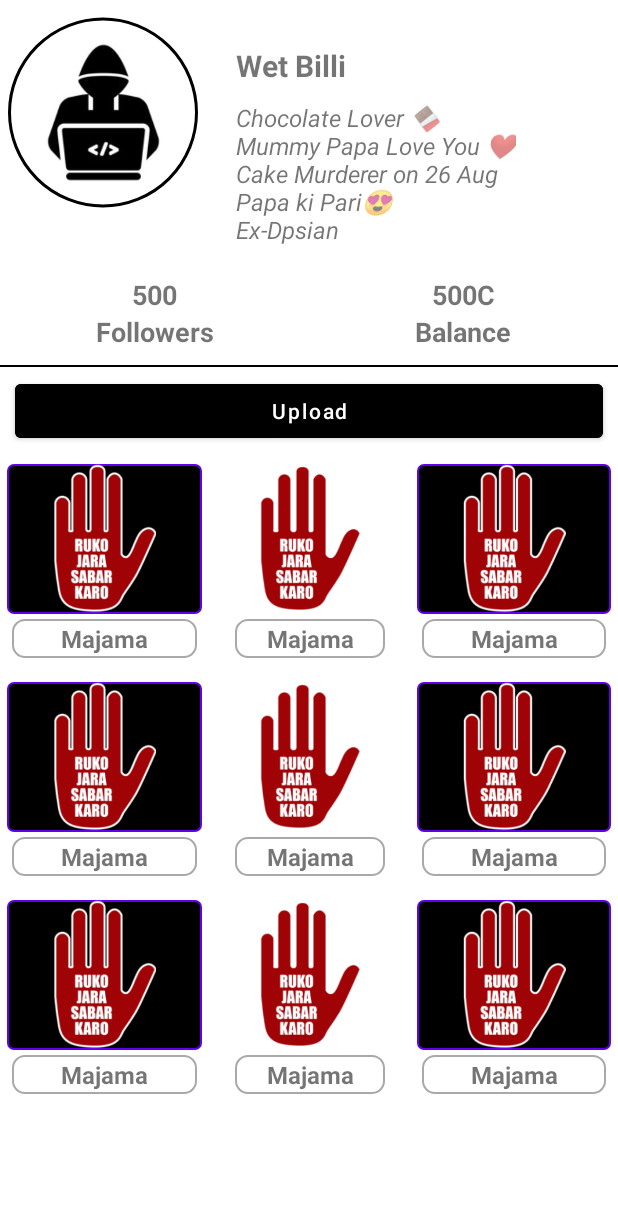
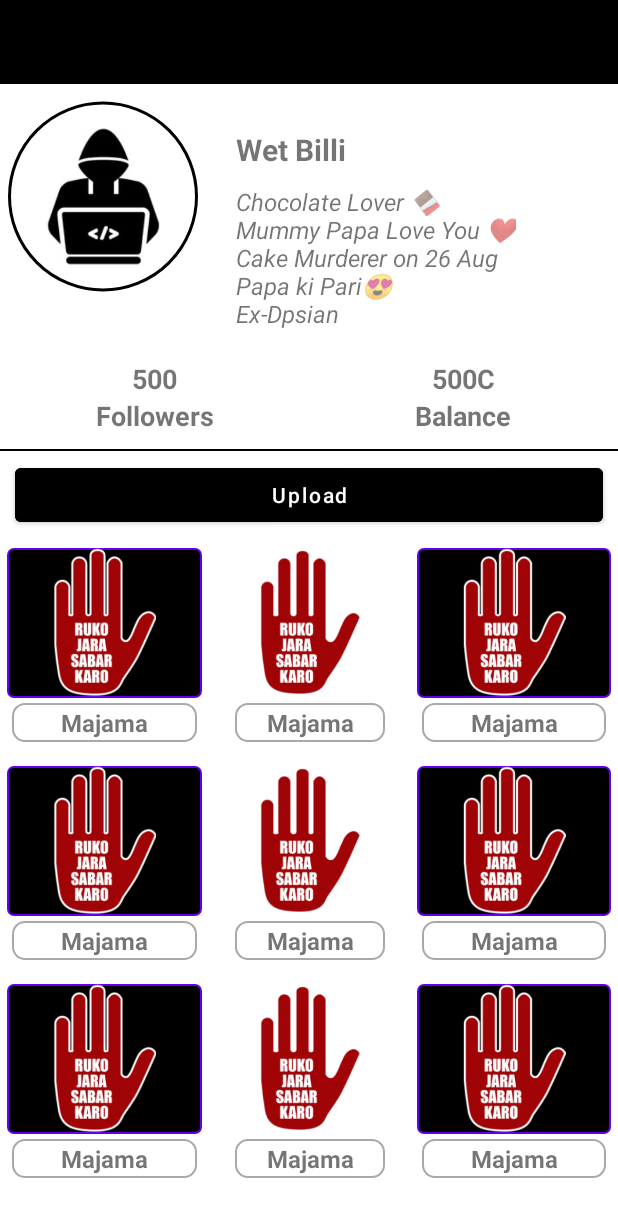
Before and after one commit to meemoworld/MajamaApp, an Android app: the layout activity_visiting_my_pages.xml on its own in the app's theme, with its tools: preview values and no code run, on a phone screen of 412 x 824 dp. Shown: the top 1217 px of the screen. Run offline under Robolectric (Android 15) with nearby library versions, the phone set to English and light mode, and no system bars.

Commit message:
Added toolbar in Visiting my pages Activity

```diff
--- a/app/src/main/AndroidManifest.xml
+++ b/app/src/main/AndroidManifest.xml
@@ -47,7 +47,9 @@
         </activity>
         <activity
             android:name=".MainActivity"
-            android:windowSoftInputMode="adjustPan"></activity>
+            android:windowSoftInputMode="adjustPan">
+
+        </activity>
     </application>
 
 </manifest>
--- a/app/src/main/java/com/memoworld/majama/pages/VisitingMyPage.java
+++ b/app/src/main/java/com/memoworld/majama/pages/VisitingMyPage.java
@@ -8,6 +8,7 @@ import android.widget.TextView;
 
 import androidx.annotation.Nullable;
 import androidx.appcompat.app.AppCompatActivity;
+import androidx.appcompat.widget.Toolbar;
 import androidx.recyclerview.widget.RecyclerView;
 
 import com.bumptech.glide.Glide;
@@ -32,6 +33,7 @@ public class VisitingMyPage extends AppCompatActivity {
     private RecyclerView recyclerViewPagePost;
     private Button upload;
     String pageId, userId;
+    private Toolbar toolbar;
     private FirebaseAuth auth = FirebaseAuth.getInstance();
     private FirebaseFirestore firebaseFirestore = FirebaseFirestore.getInstance();
     private DatabaseReference databaseReference = FirebaseDatabase.getInstance().getReference();
@@ -57,6 +59,8 @@ public class VisitingMyPage extends AppCompatActivity {
                 pageName.setText(pageInfoFirestore.getName());
                 balance.setText(String.valueOf(pageInfoFirestore.getBalancing()));
                 aboutPage.setText(pageInfoFirestore.getAbout());
+                toolbar.setTitle(pageInfoFirestore.getName());
+                toolbar.setTitleTextColor(getResources().getColor(R.color.white));
 
             }
         });
@@ -91,6 +95,7 @@ public class VisitingMyPage extends AppCompatActivity {
         followers = findViewById(R.id.count_follower_visiting_my_page);
         recyclerViewPagePost = findViewById(R.id.recycler_view_visiting_my_page);
         upload = findViewById(R.id.upload_btn_my_page);
+        toolbar = findViewById(R.id.app_bar_visiting_pages);
     }
 
     public void UploadPost(View view) {
--- a/app/src/main/res/layout/activity_visiting_my_pages.xml
+++ b/app/src/main/res/layout/activity_visiting_my_pages.xml
@@ -6,10 +6,15 @@
     android:layout_height="match_parent"
     tools:context=".pages.VisitingMyPage">
 
+    <include
+        android:id="@+id/app_bar_visiting_pages"
+        layout="@layout/custom_layout" />
+
     <LinearLayout
         android:id="@+id/linear"
         android:layout_width="match_parent"
         android:layout_height="wrap_content"
+        android:layout_below="@+id/app_bar_visiting_pages"
         android:orientation="horizontal">
 
         <de.hdodenhof.circleimageview.CircleImageView
--- a/app/src/main/res/layout/fragment_search_by_pages.xml
+++ b/app/src/main/res/layout/fragment_search_by_pages.xml
@@ -35,7 +35,7 @@
         android:layout_width="match_parent"
         android:layout_height="wrap_content"
         android:layout_below="@+id/line"
-        android:layout_marginTop="-16dp"
+        android:layout_marginTop="4dp"
         tools:listitem="@layout/pages_single_item">
 
     </androidx.recyclerview.widget.RecyclerView>
```
